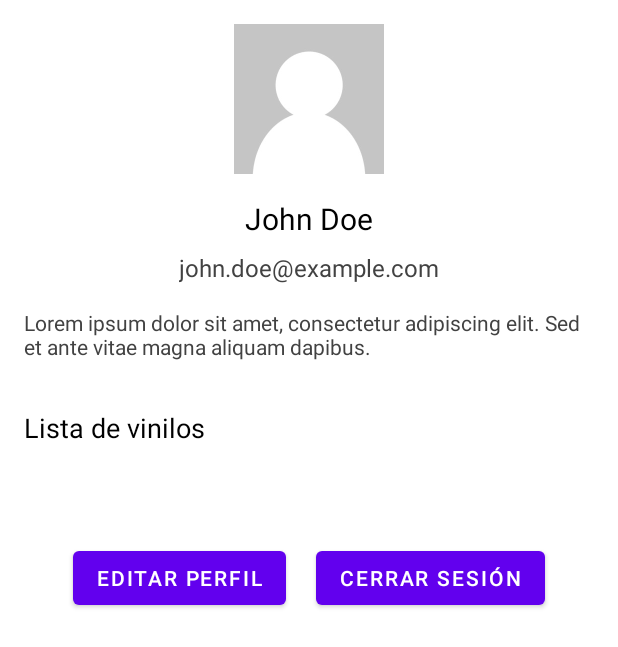
After one commit to fernandoseara/Practica-PSi, an Android app: the layout activity_vista_perfil_propio.xml on its own in the app's theme, with its tools: preview values and no code run, on a phone screen of 412 x 824 dp. The commit adds this screen. Shown: the top 647 px of the screen. Run offline under Robolectric (Android 15) with nearby library versions, the phone set to English and light mode, and no system bars.

```diff
--- a/app/build.gradle
+++ b/app/build.gradle
@@ -44,6 +44,7 @@ dependencies {
     implementation 'com.google.firebase:firebase-database:20.0.4'
     implementation 'com.google.firebase:firebase-firestore:24.1.1'
     implementation 'com.google.firebase:firebase-storage:20.0.1'
+    implementation 'com.google.firebase:firebase-inappmessaging-display:20.1.2'
     testImplementation 'junit:junit:4.13.2'
     androidTestImplementation 'androidx.test.ext:junit:1.1.3'
     androidTestImplementation 'androidx.test.espresso:espresso-core:3.4.0'
--- a/app/src/main/java/es/udc/psi/EditPerfil.java
+++ b/app/src/main/java/es/udc/psi/EditPerfil.java
@@ -4,6 +4,7 @@ import android.content.Intent;
 import android.os.Bundle;
 import android.view.View;
 import android.widget.Button;
+import android.widget.EditText;
 import android.widget.TextView;
 import android.widget.Toast;
 
@@ -21,7 +22,7 @@ import com.google.firebase.storage.StorageReference;
 
 public class EditPerfil extends AppCompatActivity {
 
-    TextInputEditText editTextEmail, editTextPassword, editTextName, editTextLastname, editTextDescription;
+    EditText editTextEmail, editTextPassword, editTextName, editTextLastname, editTextDescription;
 
     Button guardarCambiosButton;
     Button borrarPerfilButton;
--- a/app/src/main/java/es/udc/psi/MainActivity.java
+++ b/app/src/main/java/es/udc/psi/MainActivity.java
@@ -25,8 +25,12 @@ import android.widget.Toast;
 import com.google.android.gms.tasks.OnCompleteListener;
 import com.google.android.gms.tasks.Task;
 import com.google.android.material.tabs.TabLayout;
+import com.google.firebase.auth.AuthResult;
 import com.google.firebase.auth.FirebaseAuth;
 import com.google.firebase.auth.FirebaseUser;
+import com.google.firebase.auth.SignInMethodQueryResult;
+import com.google.firebase.database.DatabaseReference;
+import com.google.firebase.database.FirebaseDatabase;
 import com.google.firebase.firestore.FirebaseFirestore;
 import com.google.firebase.firestore.QueryDocumentSnapshot;
 import com.google.firebase.firestore.QuerySnapshot;
@@ -45,6 +49,8 @@ public class MainActivity extends AppCompatActivity{
 
     FirebaseFirestore db = FirebaseFirestore.getInstance();
 
+
+
     @Override
     protected void onCreate(Bundle savedInstanceState) {
         super.onCreate(savedInstanceState);
@@ -52,9 +58,7 @@ public class MainActivity extends AppCompatActivity{
         binding = DataBindingUtil.setContentView(this, R.layout.activity_main);
 
         setup_buscarPerfiles();
-
         setup_buscarVinilos();
-
 
         TabLayout tabLayout = findViewById(R.id.mainActivity_tab_layout);
         tabLayout.getTabAt(0).select();
@@ -91,11 +95,14 @@ public class MainActivity extends AppCompatActivity{
                     return;
                 }
 
-                // TODO: Hacer la query a la base de datos de Perfiles con ese texto
+                // Busco texto en base de datos
+                final DatabaseReference perfilesRef = FirebaseDatabase.getInstance().getReference("Users");
+                System.out.println(perfilesRef.orderByChild("email").equalTo(texto));
 
-                Intent intent = new Intent(MainActivity.this, ListaQuery.class);
-                intent.putExtra("modo", "Perfil");
-                // intent.putExtra( DATOS RECIBIDOS DE LA BD )
+                // TODO: Pillar el perfil que salga y lanzar VistaPerfil
+
+                Intent intent = new Intent(MainActivity.this, VistaPerfil.class);
+                intent.putExtra("email", texto);
                 startActivity(intent);
             }
         });
@@ -174,11 +181,10 @@ public class MainActivity extends AppCompatActivity{
                     Intent intent = new Intent(getApplicationContext(), Login.class);
                     startActivity(intent);
                 } else {
+
+                    // Lanzo VistaPerfil con mi propio perfil
                     Intent intent = new Intent(this, VistaPerfil.class);
-
-                    // Seguramente querramos mandarle las claves para buscar el perfil en la BD aqui
-                    //intent.putExtra("ID", "Jose Carlos");
-
+                    intent.putExtra("email", auth.getCurrentUser().getEmail());
                     startActivity(intent);
                 }
 
--- a/app/src/main/java/es/udc/psi/VistaPerfil.java
+++ b/app/src/main/java/es/udc/psi/VistaPerfil.java
@@ -17,6 +17,7 @@ import android.widget.Toast;
 import com.google.android.gms.tasks.OnFailureListener;
 import com.google.android.gms.tasks.OnSuccessListener;
 import com.google.firebase.auth.FirebaseAuth;
+import com.google.firebase.auth.FirebaseUser;
 import com.google.firebase.database.DataSnapshot;
 import com.google.firebase.database.DatabaseError;
 import com.google.firebase.database.DatabaseReference;
@@ -45,12 +46,24 @@ public class VistaPerfil extends AppCompatActivity {
     private DatabaseReference mDatabase;
     private StorageReference mStorage;
 
-    FirebaseFirestore db = FirebaseFirestore.getInstance();
+    FirebaseAuth firebaseAuth = FirebaseAuth.getInstance();
+    FirebaseUser currentUser = firebaseAuth.getCurrentUser();
 
     @Override
     protected void onCreate(Bundle savedInstanceState) {
         super.onCreate(savedInstanceState);
-        setContentView(R.layout.activity_vista_perfil);
+
+        Intent intent = getIntent();
+        String email = intent.getStringExtra("email");
+
+        // ¿Es el mío este perfil?
+        if (currentUser.getEmail() == email){
+            setContentView(R.layout.activity_vista_perfil_propio);
+
+        }else{
+            setContentView(R.layout.activity_vista_perfil);
+        }
+
         binding = DataBindingUtil.setContentView(this, R.layout.activity_vista_perfil);
 
         mDatabase = FirebaseDatabase.getInstance().getReference();
@@ -83,7 +96,6 @@ public class VistaPerfil extends AppCompatActivity {
                             ArrayList<Vinilo> initialData = new ArrayList<>();
 
                             initialData.add(new Vinilo(Bitmap.createBitmap(100, 100, Bitmap.Config.ARGB_8888)));
-
 
                             // Para cada vinilo de la coleccion
                             for(int i = 0; i<coleccion.size(); i++) {
--- a/app/src/main/res/layout/activity_edit_perfil.xml
+++ b/app/src/main/res/layout/activity_edit_perfil.xml
@@ -1,7 +1,8 @@
 <?xml version="1.0" encoding="utf-8"?>
-<androidx.constraintlayout.widget.ConstraintLayout xmlns:android="http://schemas.android.com/apk/res/android"
+<LinearLayout xmlns:android="http://schemas.android.com/apk/res/android"
     android:layout_width="match_parent"
-    android:layout_height="match_parent">
+    android:layout_height="match_parent"
+    android:orientation="vertical">
 
     <EditText
         android:id="@+id/editTextName"
@@ -60,4 +61,4 @@
         android:layout_margin="16dp"
         android:text="Borrar Perfil" />
 
-</androidx.constraintlayout.widget.ConstraintLayout>
+</LinearLayout>
--- /dev/null
+++ b/app/src/main/res/layout/activity_vista_perfil_propio.xml
@@ -0,0 +1,109 @@
+<?xml version="1.0" encoding="utf-8"?>
+<layout xmlns:android="http://schemas.android.com/apk/res/android">
+<RelativeLayout
+    android:layout_width="match_parent"
+    android:layout_height="match_parent">
+
+    <!-- Profile section -->
+    <LinearLayout
+        android:id="@+id/profile_section"
+        android:layout_width="match_parent"
+        android:layout_height="wrap_content"
+        android:orientation="vertical"
+        android:padding="16dp">
+
+        <!-- Profile photo -->
+        <ImageView
+            android:id="@+id/vistaPerfil_foto_perfil"
+            android:layout_width="100dp"
+            android:layout_height="100dp"
+            android:layout_gravity="center_horizontal"
+            android:src="@drawable/sin_foto_perfil"/>
+
+        <!-- Name -->
+        <TextView
+            android:id="@+id/vistaPerfil_texto_nombre"
+            android:layout_width="wrap_content"
+            android:layout_height="wrap_content"
+            android:layout_gravity="center_horizontal"
+            android:layout_marginTop="16dp"
+            android:text="John Doe"
+            android:textColor="@color/black"
+            android:textSize="20sp" />
+
+        <!-- Email -->
+        <TextView
+            android:id="@+id/vistaPerfil_texto_email"
+            android:layout_width="wrap_content"
+            android:layout_height="wrap_content"
+            android:layout_gravity="center_horizontal"
+            android:layout_marginTop="8dp"
+            android:text="john.doe@example.com"
+            android:textColor="@color/cardview_dark_background"
+            android:textSize="16sp" />
+
+        <!-- Other details -->
+        <TextView
+            android:id="@+id/vistaPerfil_texto_descripcion"
+            android:layout_width="wrap_content"
+            android:layout_height="wrap_content"
+            android:layout_gravity="center_horizontal"
+            android:layout_marginTop="16dp"
+            android:text="Lorem ipsum dolor sit amet, consectetur adipiscing elit. Sed et ante vitae magna aliquam dapibus."
+            android:textColor="@color/cardview_dark_background"
+            android:textSize="14sp" />
+
+    </LinearLayout>
+
+    <!-- "Lista de vinilos" text view -->
+    <TextView
+        android:id="@+id/lista_de_vinilos_textview"
+        android:layout_width="wrap_content"
+        android:layout_height="wrap_content"
+        android:layout_below="@id/profile_section"
+        android:layout_marginStart="16dp"
+        android:layout_marginTop="16dp"
+        android:text="Lista de vinilos"
+        android:textColor="@color/black"
+        android:textSize="18sp" />
+
+    <!-- Vinyl section -->
+    <androidx.recyclerview.widget.RecyclerView
+        android:id="@+id/vinilos_rv"
+        android:layout_width="match_parent"
+        android:layout_height="wrap_content"
+        android:layout_below="@id/lista_de_vinilos_textview"
+        android:padding="16dp"
+        android:layout_marginTop="16dp"
+        android:layout_marginBottom="16dp"
+        android:orientation="horizontal"
+        android:scrollbars="none"
+        android:clipToPadding="false"
+        android:background="@color/white" />
+
+    <LinearLayout
+        android:layout_width="match_parent"
+        android:layout_height="wrap_content"
+        android:orientation="horizontal"
+        android:layout_below="@id/vinilos_rv"
+        android:gravity="center"
+        >
+
+        <Button
+            android:id="@+id/edit_but"
+            android:layout_width="wrap_content"
+            android:layout_height="wrap_content"
+            android:layout_marginHorizontal="10dp"
+            android:text="Editar perfil" />
+
+        <Button
+            android:id="@+id/logout_but"
+            android:layout_width="wrap_content"
+            android:layout_height="wrap_content"
+            android:layout_marginHorizontal="10dp"
+            android:text="@string/logout" />
+
+    </LinearLayout>
+
+</RelativeLayout>
+</layout>
```
